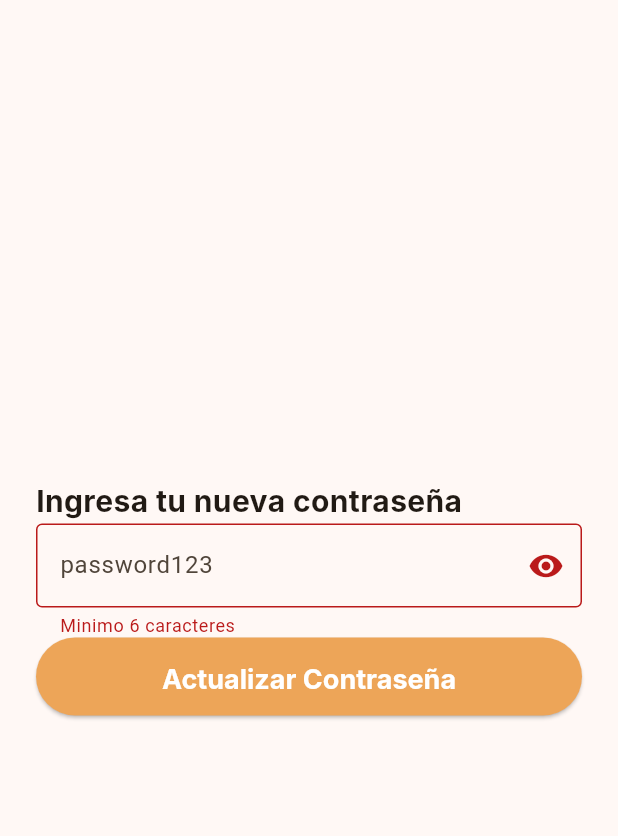
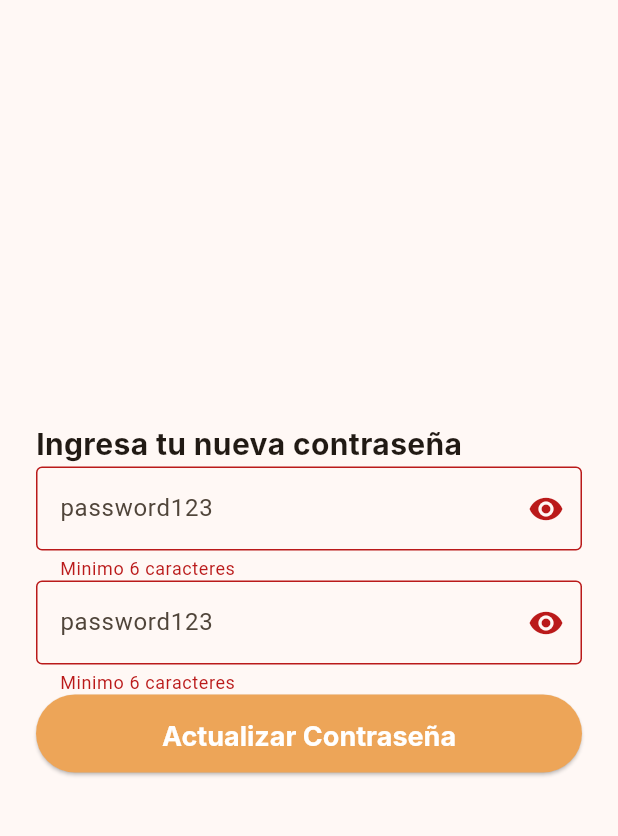
Before and after one commit to ihc-team/Project2-IHC, a Flutter app: the ChangePasswordScreen screen opened by its route, after a tap on "Actualizar Contraseña", on a phone screen of 412 x 824 dp, the part 63-899 px from its top. Run offline on Flutter 3.47's test engine with Material 3 defaults, Android fonts, the phone set to English and light mode, and no system bars; our stand-ins replace flutter_dotenv, go_router, supabase_flutter; accounts and stored records are empty; Roboto replaces fonts that are missing (Inter).

Commit message:
agregando segunda caja y validando los datos passwords iguales

```diff
--- a/lib/screens/change_password_screen.dart
+++ b/lib/screens/change_password_screen.dart
@@ -1,12 +1,10 @@
 import 'package:flutter/material.dart';
 import 'package:go_router/go_router.dart';
 import 'package:presupuesto_estudiantil/design_system/app_text_style.dart';
-import 'package:presupuesto_estudiantil/design_system/color_styles.dart';
 import 'package:presupuesto_estudiantil/widgets/app_drawer.dart';
 import 'package:supabase_flutter/supabase_flutter.dart';
 import '../services/auth_service.dart';
 
-// Pantalla para cambiar la contraseña del usuario autenticado
 class ChangePasswordScreen extends StatefulWidget {
   const ChangePasswordScreen({super.key});
 
@@ -14,53 +12,36 @@ class ChangePasswordScreen extends StatefulWidget {
   State<ChangePasswordScreen> createState() => _ChangePasswordScreenState();
 }
 
-// Es una clase estado para guardar la nueva contraseña del usuario
 class _ChangePasswordScreenState extends State<ChangePasswordScreen> {
-  final _formKey = GlobalKey<FormState>();
-  final _passwordController = TextEditingController();
+  final _formularioId = GlobalKey<FormState>();
+  final _passwordController1 = TextEditingController();
+  final _passwordController2 = TextEditingController();
   final _authService = AuthService();
-  bool _isLoading = false;
 
-  // Este metodo que se ejecuta cuando el usuario presiona el boton de cambiar contraseña
   Future<void> _handleChangePassword() async {
-    if (!_formKey.currentState!.validate()) return;
-
-    setState(() => _isLoading = true);
+    if (!_formularioId.currentState!.validate()) return;
 
     try {
-      await _authService.updatePassword(_passwordController.text.trim());
-
-      // Si el widget no se ha desmontado, es decir que la pantalla sigue existiendo
-      // entonces se muestra un mensaje de exito y vuelve a "Mis Movimientos"
+      await _authService.updatePassword(_passwordController1.text.trim());
       if (mounted) {
-        ScaffoldMessenger.of(context).showSnackBar(
-          const SnackBar(content: Text('¡Contraseña actualizada con éxito!')),
-        );
-        context.go('/movements'); // vuelve a "Mis Movimientos"
+        context.go('/movements');
       }
-    } on AuthException catch (e) {
-      if (mounted) {
-        ScaffoldMessenger.of(context).showSnackBar(
-          SnackBar(content: Text(e.message), backgroundColor: Colors.red),
-        );
-      }
-    } finally {
-      if (mounted) setState(() => _isLoading = false);
+    } catch (_) {
+      _passwordController1.text = "";
+      _passwordController2.text = "";
     }
   }
 
-  // Este metodo se ejecuta cuando el widget se elimina de la pantalla
   @override
   void dispose() {
-    _passwordController.dispose();
+    _passwordController1.dispose();
+    _passwordController2.dispose();
     super.dispose();
   }
 
-  bool _showPassword1 = false;
-  // bool _showPassword2 = false;
+  bool _mostrarPassword1 = false;
+  bool _mostrarPassword2 = false;
 
-  // Este metodo devuelve el widget a mostrar
-  // este widget es la pantalla con un formulario para cambiar la contraseña
   @override
   Widget build(BuildContext context) {
     return Scaffold(
@@ -69,7 +50,7 @@ class _ChangePasswordScreenState extends State<ChangePasswordScreen> {
       body: Padding(
         padding: const EdgeInsets.all(24.0),
         child: Form(
-          key: _formKey,
+          key: _formularioId,
           child: Column(
             mainAxisAlignment: MainAxisAlignment.center,
             children: [
@@ -82,33 +63,58 @@ class _ChangePasswordScreenState extends State<ChangePasswordScreen> {
                 ),
               ),
               TextFormField(
-                controller: _passwordController,
-                obscureText: _showPassword1,
+                controller: _passwordController1,
+                obscureText: _mostrarPassword1,
                 decoration: InputDecoration(
-                  floatingLabelBehavior:
-                      FloatingLabelBehavior
-                          .never, // para evitar que el placeholder suba arriba del borde
-                  border: OutlineInputBorder(),
                   hintText: 'password123',
                   suffixIcon: IconButton(
                     icon: Icon(
-                      _showPassword1 ? Icons.visibility_off : Icons.visibility,
+                      _mostrarPassword1
+                          ? Icons.visibility_off
+                          : Icons.visibility,
                     ),
                     onPressed:
-                        () => setState(() => _showPassword1 = !_showPassword1),
+                        () => setState(
+                          () => _mostrarPassword1 = !_mostrarPassword1,
+                        ),
                   ),
                 ),
                 validator:
-                    (val) =>
-                        val == null || val.length < 6
+                    (texto) =>
+                        texto == null || texto.length < 6
                             ? 'Minimo 6 caracteres'
                             : null,
+              ),
+              TextFormField(
+                controller: _passwordController2,
+                obscureText: _mostrarPassword2,
+                decoration: InputDecoration(
+                  hintText: 'password123',
+                  suffixIcon: IconButton(
+                    icon: Icon(
+                      _mostrarPassword2
+                          ? Icons.visibility_off
+                          : Icons.visibility,
+                    ),
+                    onPressed:
+                        () => setState(
+                          () => _mostrarPassword2 = !_mostrarPassword2,
+                        ),
+                  ),
+                ),
+                validator: (texto) {
+                  if (texto == null || texto.length < 6) {
+                    return 'Minimo 6 caracteres';
+                  }
+                  if (texto != _passwordController1.text) {
+                    return "Las contraseñas no coinciden";
+                  }
+                  return null;
+                },
               ),
               ElevatedButton(
                 onPressed: _handleChangePassword,
                 style: ElevatedButton.styleFrom(
-                  backgroundColor: ColorStyles.primaryBase,
-                  foregroundColor: Colors.white,
                   minimumSize: const Size(double.infinity, 52),
                 ),
                 child: const Text('Actualizar Contraseña'),
```
